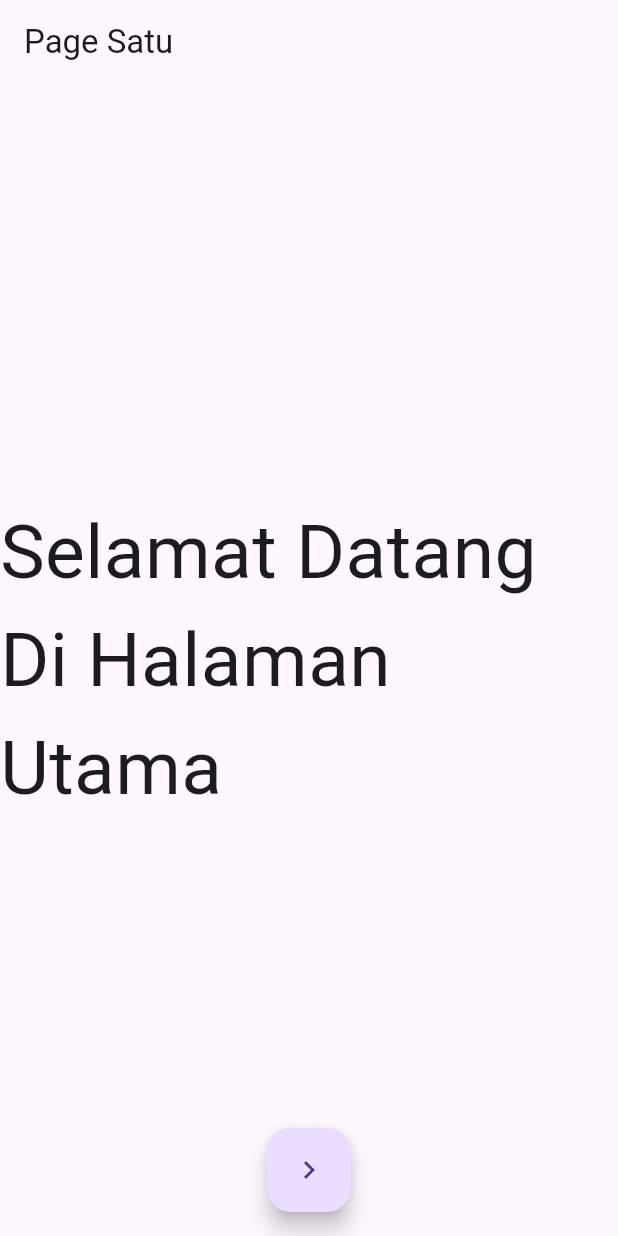
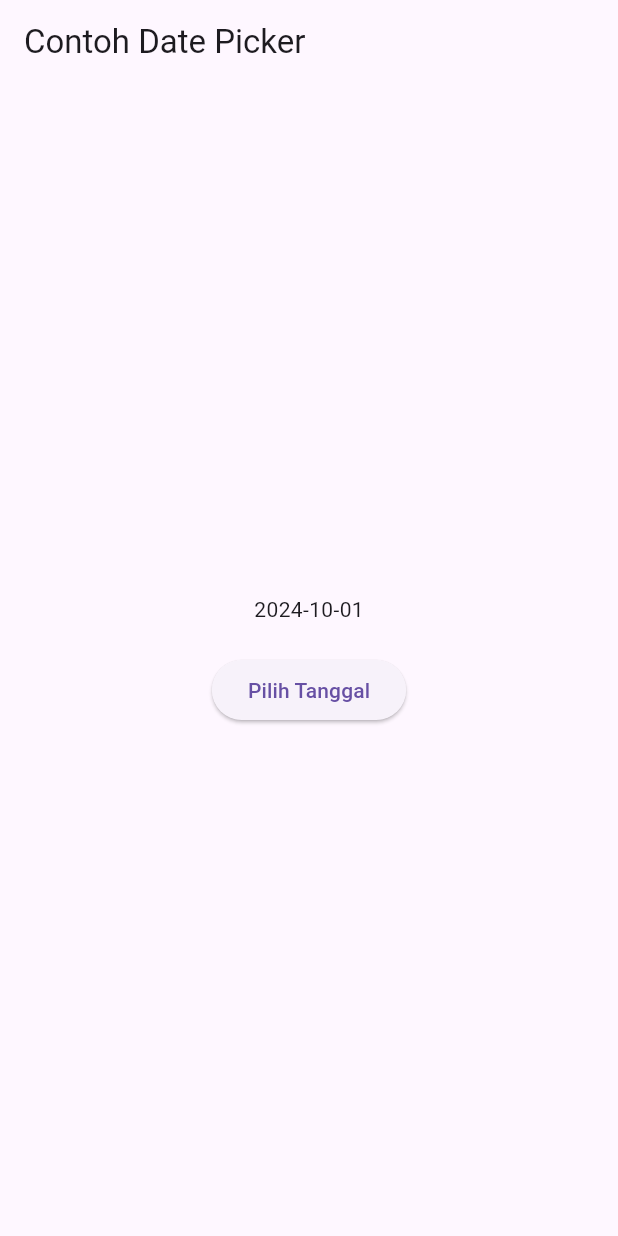
Before and after one commit to mmusy4ffa/TFlutter, a Flutter app: the screen it shows after launch, on a phone screen of 412 x 824 dp. Run offline on Flutter 3.47's test engine with Material 3 defaults, Android fonts, the phone set to English and light mode, and no system bars.

Commit message:
main dart revert

```diff
--- a/flutter_application_1/lib/main.dart
+++ b/flutter_application_1/lib/main.dart
@@ -1,13 +1,73 @@
+import 'dart:async';
 import 'package:flutter/material.dart';
-import 'package:flutter_application_1/page/pageSatu.dart';
 
-void main() {
-  runApp(MyApp());
+void main() => runApp(const MyApp());
+
+class MyApp extends StatelessWidget {
+  const MyApp({Key? key}) : super(key: key);
+
+  @override
+  Widget build(BuildContext context) {
+    return const MaterialApp(
+      title: 'Contoh Date Picker',
+      home: MyHomePage(title: 'Contoh Date Picker'),
+    );
+  }
 }
 
-class MyApp extends StatelessWidget {
+class MyHomePage extends StatefulWidget {
+  const MyHomePage({Key? key, required this.title}) : super(key: key);
+
+  final String title;
+
+  @override
+  _MyHomePageState createState() => _MyHomePageState();
+}
+
+class _MyHomePageState extends State<MyHomePage> {
+  // Variable/State untuk mengambil tanggal
+  DateTime selectedDate = DateTime.now();
+
+  //  Initial SelectDate FLutter
+  Future<void> _selectDate(BuildContext context) async {
+    // Initial DateTime FIinal Picked
+    final DateTime? picked = await showDatePicker(
+        context: context,
+        initialDate: selectedDate,
+        firstDate: DateTime(2015, 8),
+        lastDate: DateTime(2101));
+    if (picked != null && picked != selectedDate) {
+      setState(() {
+        selectedDate = picked;
+      });
+    }
+  }
+
   @override
   Widget build(BuildContext context) {
-    return MaterialApp(home: PageSatu());
+    return Scaffold(
+      appBar: AppBar(
+        title: Text(widget.title),
+      ),
+      body: Center(
+        child: Column(
+          mainAxisSize: MainAxisSize.min,
+          children: <Widget>[
+            Text("${selectedDate.toLocal()}".split(' ')[0]),
+            const SizedBox(
+              height: 20.0,
+            ),
+            ElevatedButton(
+              onPressed: () => {
+                _selectDate(context),
+                // ignore: avoid_print
+                print(selectedDate.day + selectedDate.month + selectedDate.year)
+              },
+              child: const Text('Pilih Tanggal'),
+            ),
+          ],
+        ),
+      ),
+    );
   }
 }
```
